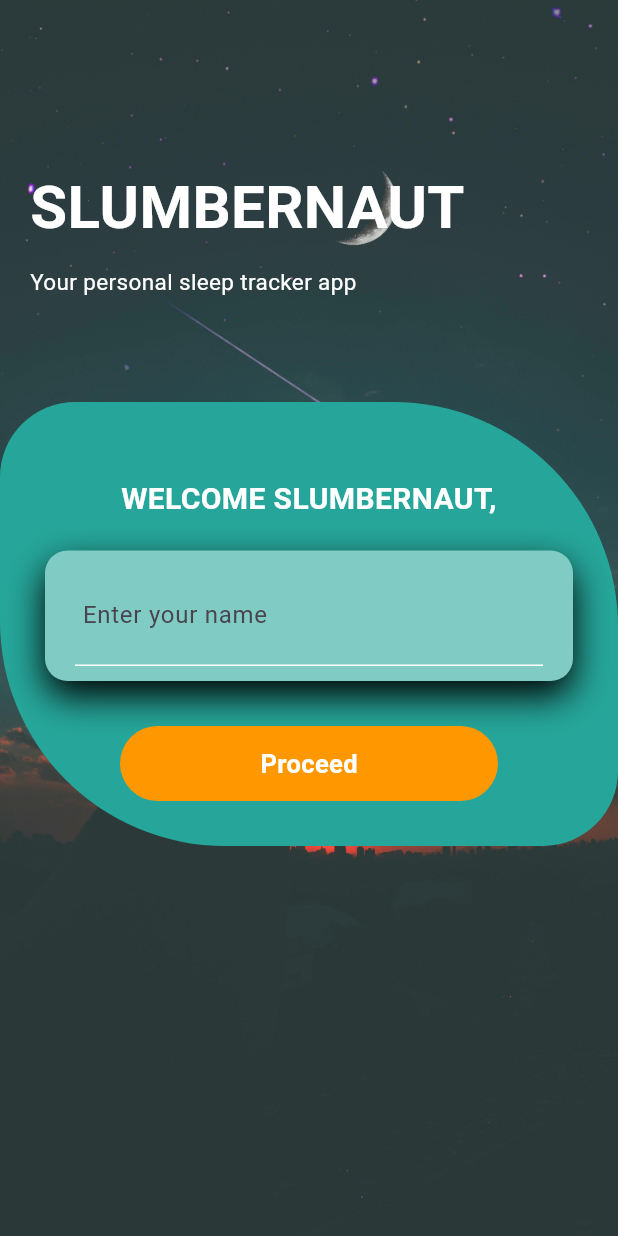
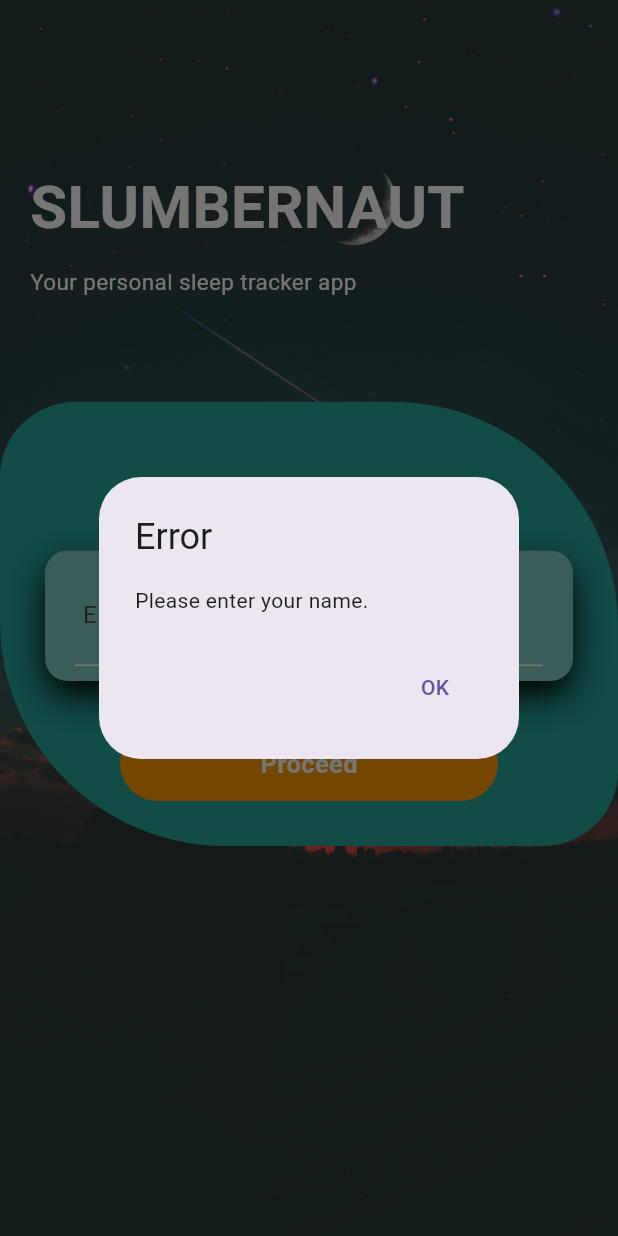
Before and after one commit to lxmwaniky/slumbernaut, a Flutter app: the WelcomePage screen opened directly, after a tap on "Proceed", on a phone screen of 412 x 824 dp. Run offline on Flutter 3.47's test engine with Material 3 defaults, Android fonts, the phone set to English and light mode, and no system bars; our stand-ins replace animate_do, cloud_firestore, firebase_auth, firebase_core, google_fonts; accounts and stored records are empty.

```diff
--- a/lib/pages/welcome_page.dart
+++ b/lib/pages/welcome_page.dart
@@ -1,12 +1,49 @@
 import 'package:flutter/material.dart';
+import 'package:firebase_auth/firebase_auth.dart';
+import 'package:cloud_firestore/cloud_firestore.dart';
 import 'package:google_fonts/google_fonts.dart';
 import 'package:animate_do/animate_do.dart';
+import 'package:slumbernaut/pages/home_page.dart';
 
 class WelcomePage extends StatelessWidget {
   const WelcomePage({Key? key});
 
   @override
   Widget build(BuildContext context) {
+    TextEditingController _nameController = TextEditingController();
+
+    Future<void> _proceed() async {
+      final name = _nameController.text.trim();
+      if (name.isNotEmpty) {
+        // Store the user's name in Firestore
+        await FirebaseFirestore.instance
+            .collection('users')
+            .doc(FirebaseAuth.instance.currentUser!.uid)
+            .set({'name': name});
+
+        // Navigate to the home page
+        Navigator.push(
+          context,
+          MaterialPageRoute(builder: (context) => HomePage()),
+        );
+      } else {
+        // Show an error message if the name field is empty
+        showDialog(
+          context: context,
+          builder: (context) => AlertDialog(
+            title: Text('Error'),
+            content: Text('Please enter your name.'),
+            actions: [
+              TextButton(
+                onPressed: () => Navigator.pop(context),
+                child: Text('OK'),
+              ),
+            ],
+          ),
+        );
+      }
+    }
+
     return Scaffold(
       body: Stack(
         children: [
@@ -83,17 +120,17 @@ class WelcomePage extends StatelessWidget {
                           Text(
                             'WELCOME SLUMBERNAUT,',
                             style: GoogleFonts.roboto(
-                              fontWeight: FontWeight.bold,
-                              color: Colors.white,
-                              fontSize: 20
-                            ),
+                                fontWeight: FontWeight.bold,
+                                color: Colors.white,
+                                fontSize: 20),
                             textAlign: TextAlign.center,
                           ),
                           SizedBox(
                             height: 20,
                           ),
                           Container(
-                            padding: EdgeInsets.symmetric(horizontal: 20, vertical: 10), // Increased padding around the text input
+                            padding: EdgeInsets.symmetric(
+                                horizontal: 20, vertical: 10),
                             decoration: BoxDecoration(
                                 color: Colors.teal[200],
                                 borderRadius: BorderRadius.circular(15),
@@ -110,12 +147,14 @@ class WelcomePage extends StatelessWidget {
                                   padding: EdgeInsets.all(5),
                                   decoration: BoxDecoration(
                                     border: Border(
-                                      bottom: BorderSide(color: Colors.white),
+                                      bottom:
+                                          BorderSide(color: Colors.white),
                                     ),
                                   ),
                                   child: TextField(
+                                    controller: _nameController,
                                     decoration: InputDecoration(
-                                      labelText: 'Enter your name', // Changed label to labelText
+                                      labelText: 'Enter your name',
                                       border: InputBorder.none,
                                     ),
                                   ),
@@ -127,16 +166,17 @@ class WelcomePage extends StatelessWidget {
                             height: 30,
                           ),
                           GestureDetector(
-                            onTap: () {},
+                            onTap: _proceed,
                             child: Container(
                               height: 50,
-                              margin: EdgeInsets.symmetric(horizontal: 50),
+                              margin:
+                                  EdgeInsets.symmetric(horizontal: 50),
                               decoration: BoxDecoration(
                                 borderRadius: BorderRadius.circular(50),
                                 color: Colors.orange,
                               ),
                               child: Center(
-                                child: FadeIn( // Added a subtle fade-in animation
+                                child: FadeIn(
                                   child: Text(
                                     'Proceed',
                                     style: TextStyle(
--- a/pubspec.yaml
+++ b/pubspec.yaml
@@ -41,6 +41,7 @@ dependencies:
   simple_animations: ^5.0.2
   animate_do: ^3.3.4
   google_sign_in: ^6.2.1
+  cloud_firestore: ^4.16.1
 
 dev_dependencies:
   flutter_test:
```
Also changed, not shown: pubspec.lock, 3 other files.
